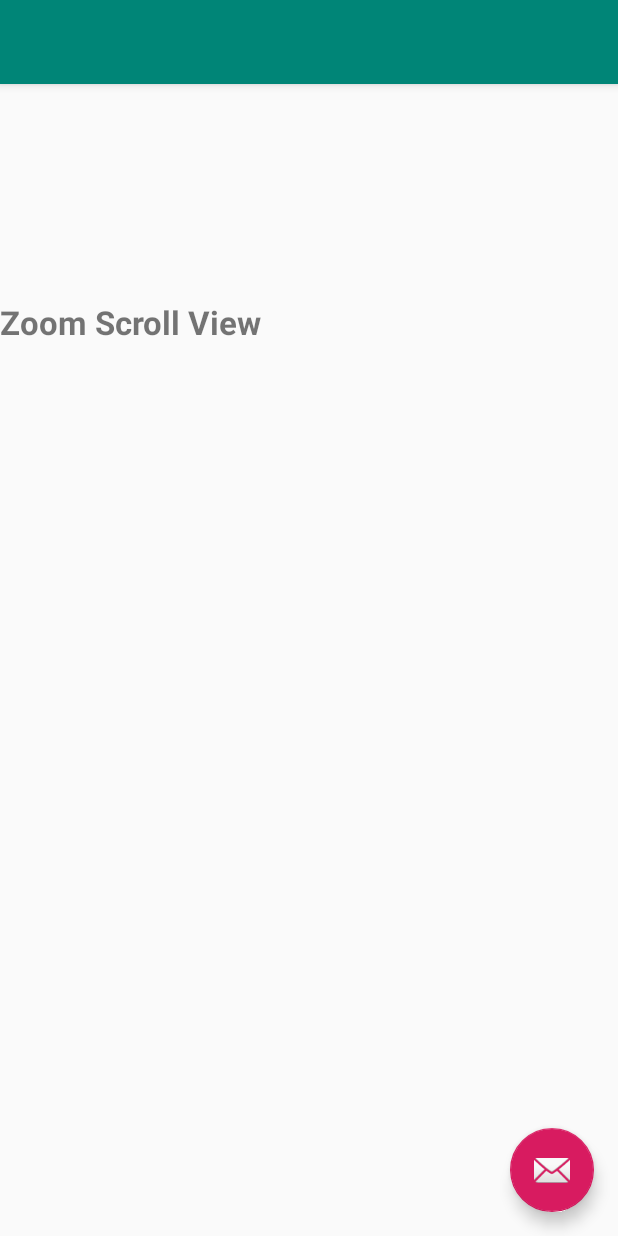
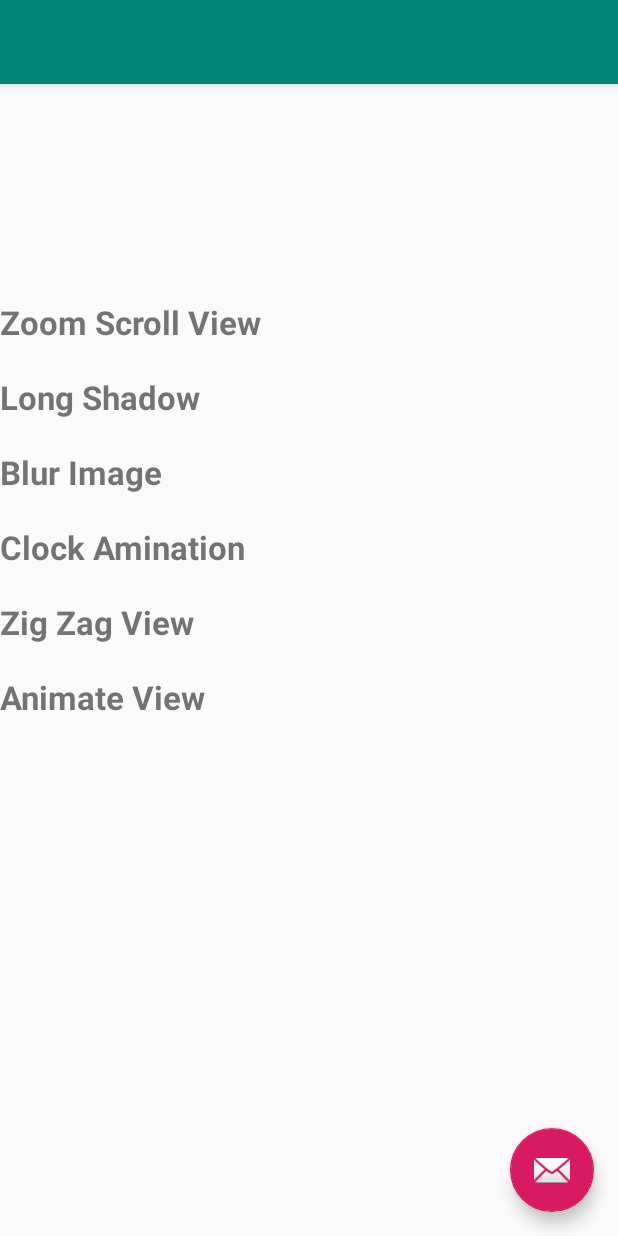
Before and after one commit to Anni1123/Layouttest, an Android app: the screen it shows after launch (MainActivity), on a phone screen of 412 x 824 dp. Run offline under Robolectric (Android 15) with nearby library versions, the phone set to English and light mode, and no system bars.

Commit message:
LongShadow

```diff
--- a/app/src/main/res/layout/activity_main.xml
+++ b/app/src/main/res/layout/activity_main.xml
@@ -31,6 +31,47 @@
         android:onClick="zoomv"
         android:textSize="22sp"
         android:text="Zoom Scroll View"/>
+    <TextView
+        android:layout_width="match_parent"
+        android:layout_height="wrap_content"
+        android:id="@+id/longshadow"
+        android:layout_marginTop="250dp"
+        android:textStyle="bold"
+        android:onClick="shadow"
+        android:textSize="22sp"
+        android:text="Long Shadow"/>
+    <TextView
+        android:layout_width="match_parent"
+        android:layout_height="wrap_content"
+        android:layout_marginTop="300dp"
+        android:textStyle="bold"
+        android:onClick="blur"
+        android:textSize="22sp"
+        android:text="Blur Image"/>
+    <TextView
+        android:layout_width="match_parent"
+        android:layout_height="wrap_content"
+        android:layout_marginTop="350dp"
+        android:textStyle="bold"
+        android:onClick="clock"
+        android:textSize="22sp"
+        android:text="Clock Amination"/>
+    <TextView
+        android:layout_width="match_parent"
+        android:layout_height="wrap_content"
+        android:layout_marginTop="400dp"
+        android:textStyle="bold"
+        android:onClick="zigzag"
+        android:textSize="22sp"
+        android:text="Zig Zag View"/>
+    <TextView
+        android:layout_width="match_parent"
+        android:layout_height="wrap_content"
+        android:layout_marginTop="450dp"
+        android:textStyle="bold"
+        android:onClick="animate"
+        android:textSize="22sp"
+        android:text="Animate View"/>
     <com.google.android.material.floatingactionbutton.FloatingActionButton
         android:id="@+id/fab"
         android:layout_width="wrap_content"
--- a/build.gradle
+++ b/build.gradle
@@ -18,7 +18,7 @@ allprojects {
     repositories {
         google()
         jcenter()
-
+        maven { url "https://jitpack.io" }
     }
 }
 
```
Also changed, not shown: app/build.gradle (+13 -0 lines), app/src/main/AndroidManifest.xml (+6 -1 lines), app/src/main/java/com/example/layouttest/AndroidView.java (added, +30 -0 lines), app/src/main/java/com/example/layouttest/BlurImage.java (added, +20 -0 lines), app/src/main/java/com/example/layouttest/CLockAnimation.java (added, +29 -0 lines), app/src/main/java/com/example/layouttest/LongShadow.java (added, +14 -0 lines), app/src/main/java/com/example/layouttest/MainActivity.java (+17 -0 lines), app/src/main/java/com/example/layouttest/ZigZagVu.java (added, +14 -0 lines), app/src/main/res/drawable/star.xml (added, +9 -0 lines), app/src/main/res/layout/activity_android_view.xml (added, +26 -0 lines), app/src/main/res/layout/activity_blur_image.xml (added, +21 -0 lines), app/src/main/res/layout/activity_clock_animation.xml (added, +25 -0 lines), app/src/main/res/layout/activity_long_shadow.xml (added, +38 -0 lines), app/src/main/res/layout/activity_zig_zag_vu.xml (added, +30 -0 lines), 2 more files.
